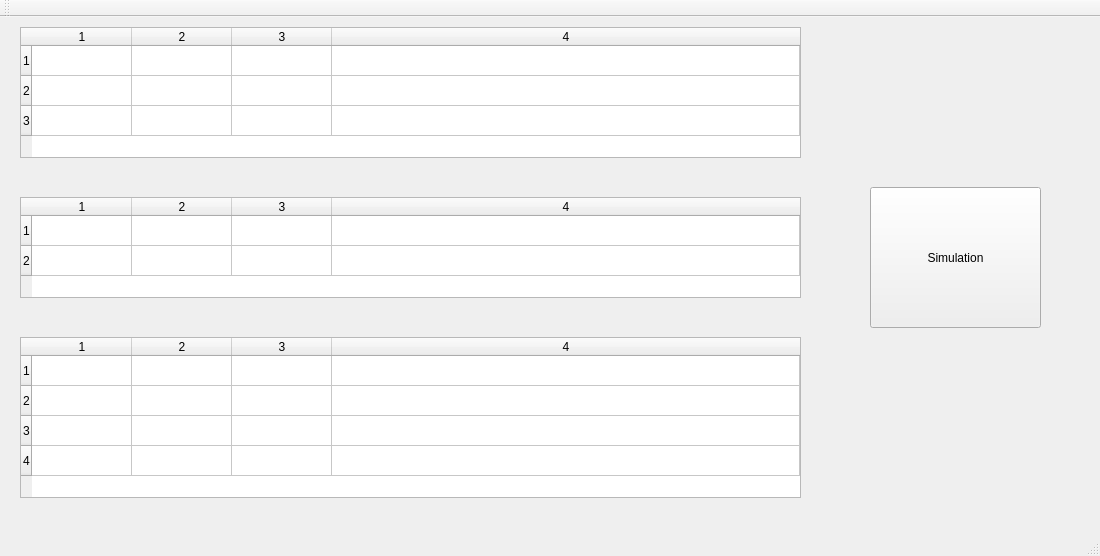
Old version of the form MainWindow.ui in the repository J-TAG/dump-truck-problem-simulation.
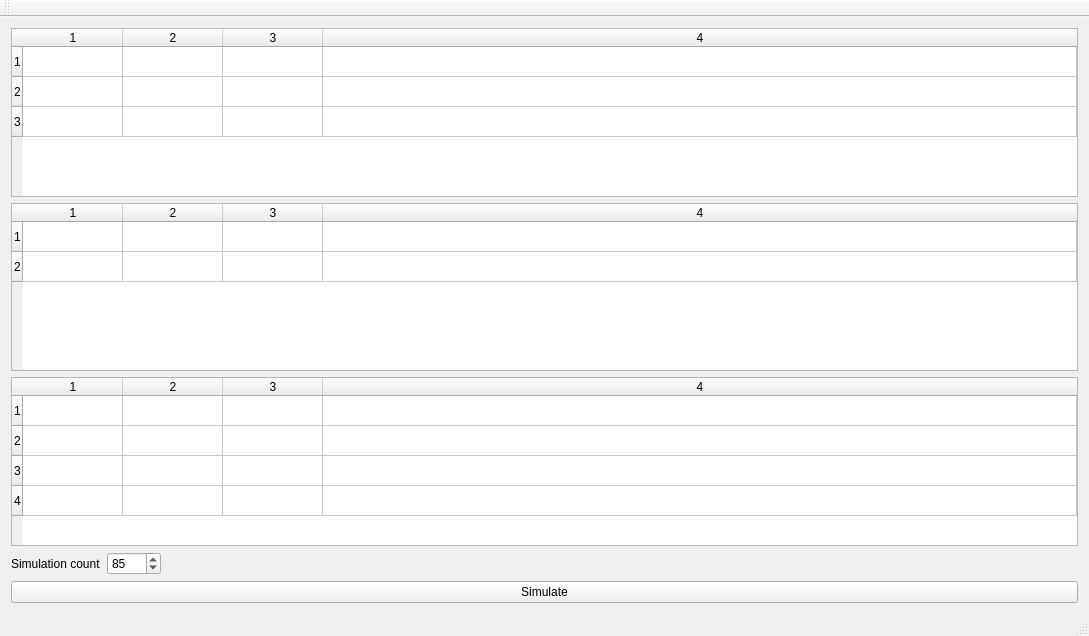
New version of the form.

Commit message: * Update UI of main window * Add ability to reset simulation * Add ability to set simulation count

```diff
--- a/MainWindow.ui
+++ b/MainWindow.ui
@@ -6,23 +6,17 @@
    <rect>
     <x>0</x>
     <y>0</y>
-    <width>1100</width>
-    <height>556</height>
+    <width>1089</width>
+    <height>636</height>
    </rect>
   </property>
   <property name="windowTitle">
    <string>Simulation</string>
   </property>
   <widget class="QWidget" name="centralWidget">
+   <layout class="QVBoxLayout" name="verticalLayout">
+    <item>
    <widget class="QTableWidget" name="tableWidgetLoadingTime">
-    <property name="geometry">
-     <rect>
-      <x>20</x>
-      <y>10</y>
-      <width>781</width>
-      <height>131</height>
-     </rect>
-    </property>
     <property name="sizePolicy">
      <sizepolicy hsizetype="Expanding" vsizetype="Expanding">
       <horstretch>0</horstretch>
@@ -55,15 +49,9 @@
     <column/>
     <column/>
    </widget>
+    </item>
+    <item>
    <widget class="QTableWidget" name="tableWidgetWeighingTime">
-    <property name="geometry">
-     <rect>
-      <x>20</x>
-      <y>180</y>
-      <width>781</width>
-      <height>101</height>
-     </rect>
-    </property>
     <property name="editTriggers">
      <set>QAbstractItemView::NoEditTriggers</set>
     </property>
@@ -89,15 +77,9 @@
     <column/>
     <column/>
    </widget>
+    </item>
+    <item>
    <widget class="QTableWidget" name="tableWidgetTravelTime">
-    <property name="geometry">
-     <rect>
-      <x>20</x>
-      <y>320</y>
-      <width>781</width>
-      <height>161</height>
-     </rect>
-    </property>
     <property name="editTriggers">
      <set>QAbstractItemView::NoEditTriggers</set>
     </property>
@@ -122,19 +104,49 @@
     <column/>
     <column/>
    </widget>
+    </item>
+    <item>
+     <layout class="QHBoxLayout" name="horizontalLayout">
+      <item>
+       <widget class="QLabel" name="labelSimulationCount">
+        <property name="text">
+         <string>Simulation count</string>
+        </property>
+       </widget>
+      </item>
+      <item>
+       <widget class="QSpinBox" name="spinBoxSimulationCount">
+        <property name="maximum">
+         <number>1000</number>
+        </property>
+        <property name="value">
+         <number>85</number>
+        </property>
+       </widget>
+      </item>
+      <item>
+       <spacer name="horizontalSpacer">
+        <property name="orientation">
+         <enum>Qt::Horizontal</enum>
+        </property>
+        <property name="sizeHint" stdset="0">
+         <size>
+          <width>40</width>
+          <height>20</height>
+         </size>
+        </property>
+       </spacer>
+      </item>
+     </layout>
+    </item>
+    <item>
    <widget class="QPushButton" name="pushButtonSimulation">
-    <property name="geometry">
-     <rect>
-      <x>870</x>
-      <y>170</y>
-      <width>171</width>
-      <height>141</height>
-     </rect>
-    </property>
     <property name="text">
-     <string>Simulation</string>
-    </property>
-   </widget>
+       <string>Simulate</string>
+      </property>
+     </widget>
+    </item>
+   </layout>
   </widget>
   <widget class="QMenuBar" name="menuBar">
    <property name="geometry">
```
Left out of the diff: 2 changed lines with no effect on the pictures. Lines whose indentation alone changed are shown as unchanged. The commit also changes 7 other files.
